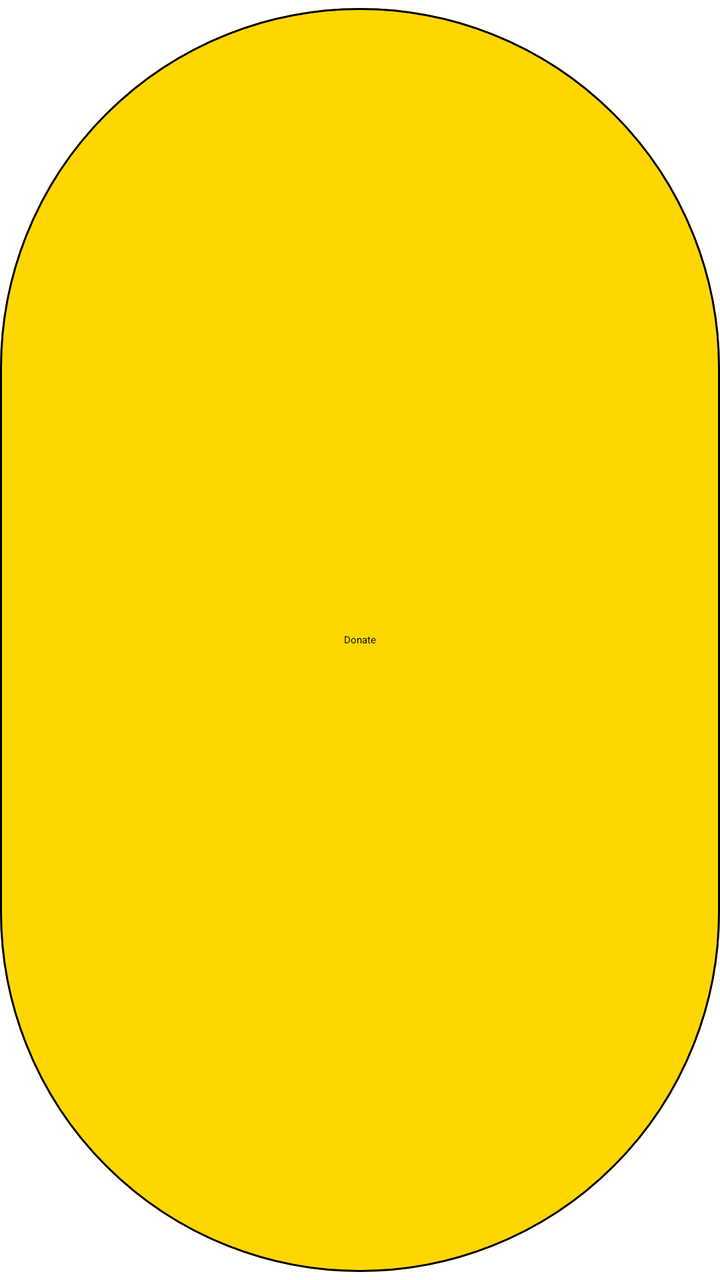
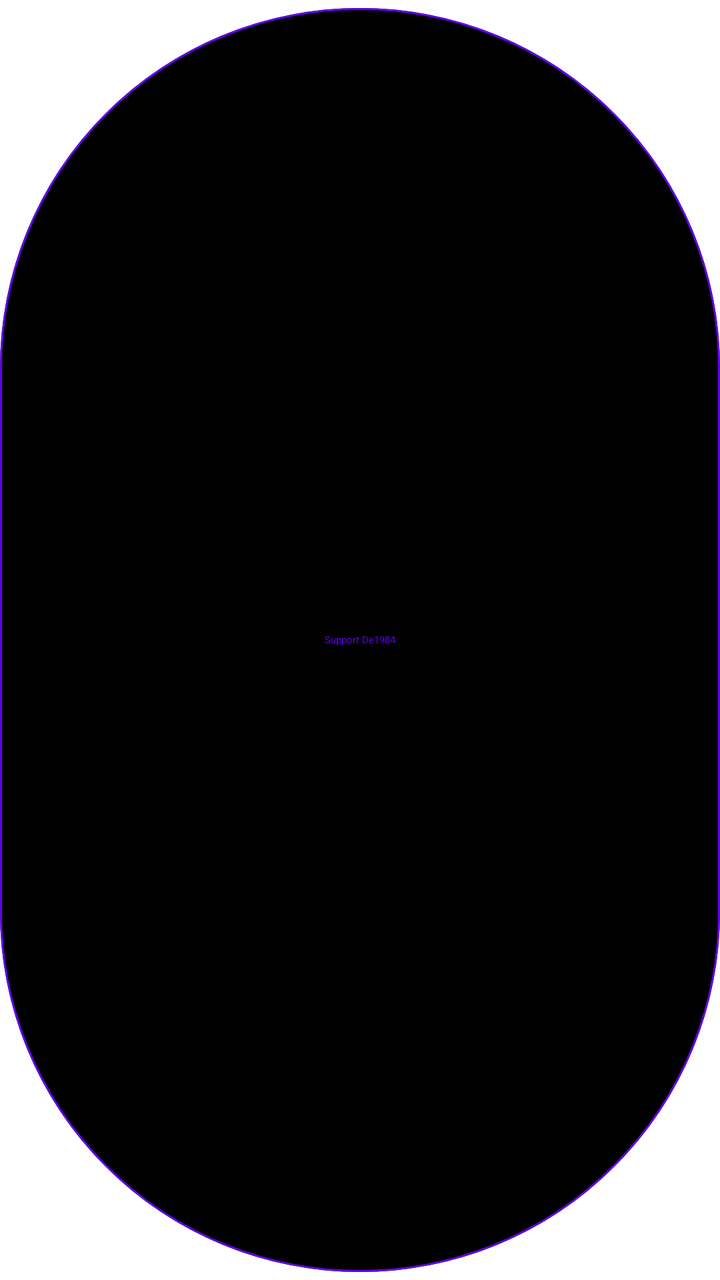

Two renders of the same Android screen: before a commit and after it. Below are the layout's source before the change and the commit's diff.
<!-- AndroidManifest.xml: fallback theme Theme.MaterialComponents.DayNight.NoActionBar -->
<!-- res/layout/donate_button.xml -->
<?xml version="1.0" encoding="utf-8"?>
<com.google.android.material.button.MaterialButton
    xmlns:android="http://schemas.android.com/apk/res/android"
    xmlns:app="http://schemas.android.com/apk/res-auto"
    android:id="@+id/donate_button"
    android:layout_width="wrap_content"
    android:layout_height="wrap_content"
    android:text="@string/donate_button"
    android:textColor="#000000"
    app:backgroundTint="#FFD700"
    app:strokeColor="#000000"
    app:strokeWidth="1dp"
    style="@style/Widget.Material3.Button" />
<!-- resources referenced by this layout -->
<resources>
  <string name="donate_button">Donate</string>
</resources>

<!-- the commit's change to res/layout/donate_button.xml (unified diff, before → after) -->
@@ -5,9 +5,9 @@
     android:id="@+id/donate_button"
     android:layout_width="wrap_content"
     android:layout_height="wrap_content"
-    android:text="@string/donate_button"
-    android:textColor="#000000"
-    app:backgroundTint="#FFD700"
-    app:strokeColor="#000000"
+    android:text="@string/support_upstream"
+    android:textColor="?attr/colorPrimary"
+    app:backgroundTint="?attr/colorPrimaryContainer"
+    app:strokeColor="?attr/colorPrimary"
     app:strokeWidth="1dp"
     style="@style/Widget.Material3.Button" />
<!-- resource entries referenced after the edit -->
@@ -1,5 +1,5 @@
 <!-- resources referenced by this layout -->
 <resources>
-  <string name="donate_button">Donate</string>
+  <string name="support_upstream">Support De1984</string>
 </resources>
 
